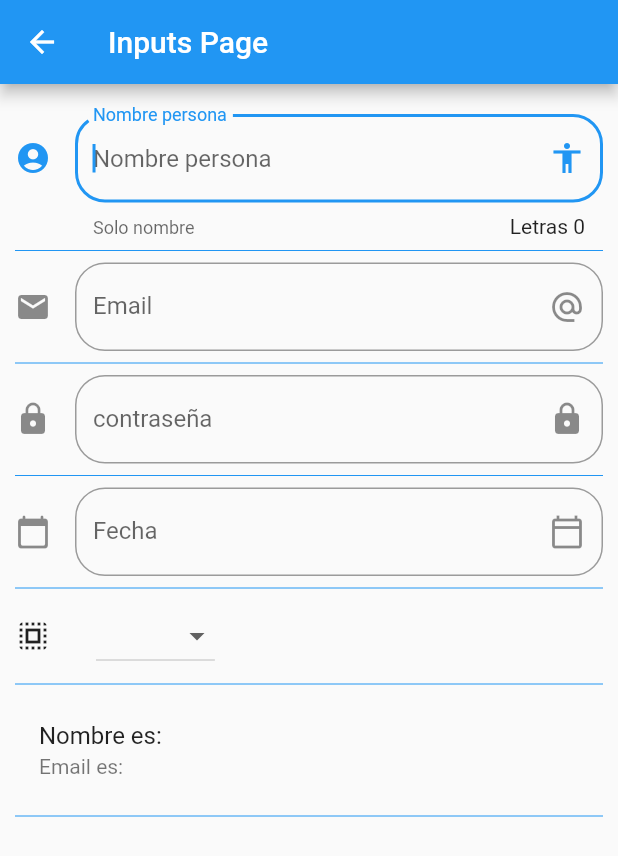
After one commit to 70r63x/flutter-widgets, a Flutter app: the screen it shows after launch, after a tap on "Inputs", on a phone screen of 412 x 824 dp. The commit adds this screen. Shown: the top 856 px of the screen. Run offline on Flutter 3.47's test engine with Material 2 defaults, Android fonts, the phone set to English and light mode, and no system bars; network calls fail.

Commit message:
crear inputs formulario

```diff
--- a/data/menu_opts.json
+++ b/data/menu_opts.json
@@ -20,6 +20,11 @@
             "ruta" : "animatedContainer",
             "icon" : "donut_large",
             "texto": "Animated Container"
+        },
+        {
+            "ruta" : "inputs",
+            "icon" : "input",
+            "texto": "Inputs"
         }
     ]
 }
--- a/lib/main.dart
+++ b/lib/main.dart
@@ -1,4 +1,5 @@
 import 'package:flutter/material.dart';
+import 'package:flutter_localizations/flutter_localizations.dart';
 
 import 'package:flutter_widgets/src/routes/routes.dart';
 import 'package:flutter_widgets/src/pages/alert_page.dart';
@@ -10,6 +11,15 @@ class MyApp extends StatelessWidget {
   Widget build(BuildContext context) {
     return MaterialApp(
       debugShowCheckedModeBanner: false,
+      localizationsDelegates: [
+        GlobalMaterialLocalizations.delegate,
+        GlobalWidgetsLocalizations.delegate,
+        GlobalCupertinoLocalizations.delegate,
+      ],
+      supportedLocales: [
+        const Locale('en', 'US'), // English, no country code
+        const Locale('es', 'CO'), // Spanish, no country code
+      ],
       title: 'Material App',
       // home: HomePage()
       initialRoute: '/',
--- a/lib/src/pages/animated_container.dart
+++ b/lib/src/pages/animated_container.dart
@@ -18,7 +18,7 @@ class _AnimatedContainerPageState extends State<AnimatedContainerPage> {
   Widget build(BuildContext context) {
     return Scaffold(
       appBar: AppBar(
-        title: Text('Cards Page'),
+        title: Text('Animation Page'),
       ),
       body: Center(
         child: AnimatedContainer(
--- /dev/null
+++ b/lib/src/pages/input_page.dart
@@ -0,0 +1,184 @@
+import 'package:flutter/material.dart';
+
+class Inputpage extends StatefulWidget {
+  @override
+  _InputpageState createState() => _InputpageState();
+}
+
+class _InputpageState extends State<Inputpage> {
+
+  String _nombre = '';
+  String _email = '';
+  String _pass = '';
+  String _fecha = '';
+  String _opSelet = '';
+  List<String> _opciones = ['', 'wenas', 'wenas2', 'wenas3'];
+  TextEditingController _inputFieldDateController = TextEditingController();
+
+  @override
+  Widget build(BuildContext context) {
+    return Scaffold(
+      appBar: AppBar(
+        title: Text('Inputs Page'),
+      ),
+      body: ListView(
+        padding: EdgeInsets.symmetric(horizontal: 10, vertical: 20),
+        children: <Widget>[
+          _crearInput(),
+          Divider(color: Colors.blue,),
+          _crearEmail(),
+          Divider(color: Colors.blue,),
+          _crearPass(),
+          Divider(color: Colors.blue,),
+          _crearFecha(context),
+          Divider(color: Colors.blue,),
+          _crearDropdown(),
+          Divider(color: Colors.blue,),
+          _crearPersona(),
+           Divider(color: Colors.blue,),
+        ],
+      ),
+    );
+  }
+
+  Widget _crearInput() {
+    return TextField(
+      autofocus: true,
+      textCapitalization: TextCapitalization.sentences,
+      decoration: InputDecoration(
+        border: OutlineInputBorder(
+          borderRadius: BorderRadius.circular(20)
+        ),
+        counter: Text('Letras ${ _nombre.length }'),
+        hintText: 'Nombre persona',
+        labelText: 'Nombre persona',
+        helperText: 'Solo nombre',
+        suffixIcon: Icon((Icons.accessibility)),
+        icon: Icon(Icons.account_circle)
+      ),
+      onChanged: (valor){
+        setState(() {
+          _nombre = valor;
+        });
+      },
+    );
+  }
+
+  _crearEmail() {
+    return TextField(
+      keyboardType: TextInputType.emailAddress,
+      decoration: InputDecoration(
+        border: OutlineInputBorder(
+          borderRadius: BorderRadius.circular(20)
+        ),
+        hintText: 'Email',
+        labelText: 'Email',
+        suffixIcon: Icon((Icons.alternate_email)),
+        icon: Icon(Icons.email)
+      ),
+      onChanged: (valor){
+        setState(() {
+          _email = valor;
+        });
+      },
+    );
+  }
+
+  _crearPass() {
+    return TextField(
+      obscureText: true,
+      decoration: InputDecoration(
+        border: OutlineInputBorder(
+          borderRadius: BorderRadius.circular(20)
+        ),
+        hintText: 'Contraseña',
+        labelText: 'contraseña',
+        suffixIcon: Icon(Icons.lock_rounded),
+        icon: Icon(Icons.lock)
+      ),
+      onChanged: (valor){
+        setState(() {
+          _pass = valor;
+        });
+      },
+    );
+  }
+
+  Widget _crearFecha( BuildContext context ){
+    return TextField(
+      controller: _inputFieldDateController,
+      enableInteractiveSelection: false,
+      decoration: InputDecoration(
+        border: OutlineInputBorder(
+          borderRadius: BorderRadius.circular(20)
+        ),
+        hintText: 'Fecha',
+        labelText: 'Fecha',
+        suffixIcon: Icon(Icons.calendar_today_outlined),
+        icon: Icon(Icons.calendar_today_rounded)
+      ),
+      onTap: (){
+        FocusScope.of(context).requestFocus(FocusNode());
+        _selectDate( context );
+      },
+    );
+  }
+
+  void _selectDate(BuildContext context) async{
+    DateTime picked = await showDatePicker(
+      context: context,
+      initialDate: DateTime.now(),
+      firstDate: DateTime(2018),
+      lastDate: DateTime.now(),
+      locale: Locale('es', 'CO')
+    );
+
+    if (picked != null) {
+      setState(() {
+        _fecha = picked.toString();
+        _inputFieldDateController.text = _fecha;
+    });
+    }
+  }
+
+  List<DropdownMenuItem<String>> getOpcionesDropdown(){
+    List<DropdownMenuItem<String>> lista = List.empty(growable: true);
+
+    _opciones.forEach((element) {
+      lista.add(
+        DropdownMenuItem(
+          child: Text(element),
+          value: element
+        )
+      );
+    });
+
+    return lista;
+  }
+
+  _crearDropdown() {
+    return Row(
+      children: [
+        Icon(Icons.select_all),
+        SizedBox(width: 30,),
+        DropdownButton(
+          value: _opSelet,
+          items: getOpcionesDropdown(),
+          onChanged: (valor){
+            setState(() {
+              _opSelet = valor;
+            });
+          },
+        ),
+      ],
+    );
+  }
+
+  Widget _crearPersona() {
+    return ListTile(
+      title: Text('Nombre es: $_nombre'),
+      subtitle: Text('Email es: $_email'),
+    );
+  }
+
+}
--- a/lib/src/routes/routes.dart
+++ b/lib/src/routes/routes.dart
@@ -6,6 +6,7 @@ import 'package:flutter_widgets/src/pages/avatar_page.dart';
 import 'package:flutter_widgets/src/pages/card_page.dart';
 // import 'package:flutter_widgets/src/pages/home_temp.dart';
 import 'package:flutter_widgets/src/pages/home_pages.dart';
+import 'package:flutter_widgets/src/pages/input_page.dart';
 
 
 Map<String, WidgetBuilder> getAplicationRoutes(){
@@ -15,5 +16,6 @@ Map<String, WidgetBuilder> getAplicationRoutes(){
     'avatar' : (BuildContext context) => AvatarPage(),
     'card' : (BuildContext context) => CardPage(),
     'animatedContainer' : (BuildContext context) => AnimatedContainerPage(),
+    'inputs' : (BuildContext context) => Inputpage(),
   };
 }
--- a/lib/src/utils/icons_string.dart
+++ b/lib/src/utils/icons_string.dart
@@ -4,7 +4,8 @@ final _icons = <String, IconData>{
   'add_alert': Icons.add_alert,
   'accessibility': Icons.accessibility,
   'folder_open': Icons.folder_open,
-  'donut_large': Icons.donut_large
+  'donut_large': Icons.donut_large,
+  'input': Icons.input
 };
 
 Icon getIcon (String icon){
--- a/pubspec.yaml
+++ b/pubspec.yaml
@@ -22,6 +22,9 @@ environment:
 
 dependencies:
   flutter:
+    sdk: flutter
+
+  flutter_localizations:
     sdk: flutter
 
 
```
Also changed, not shown: pubspec.lock.
